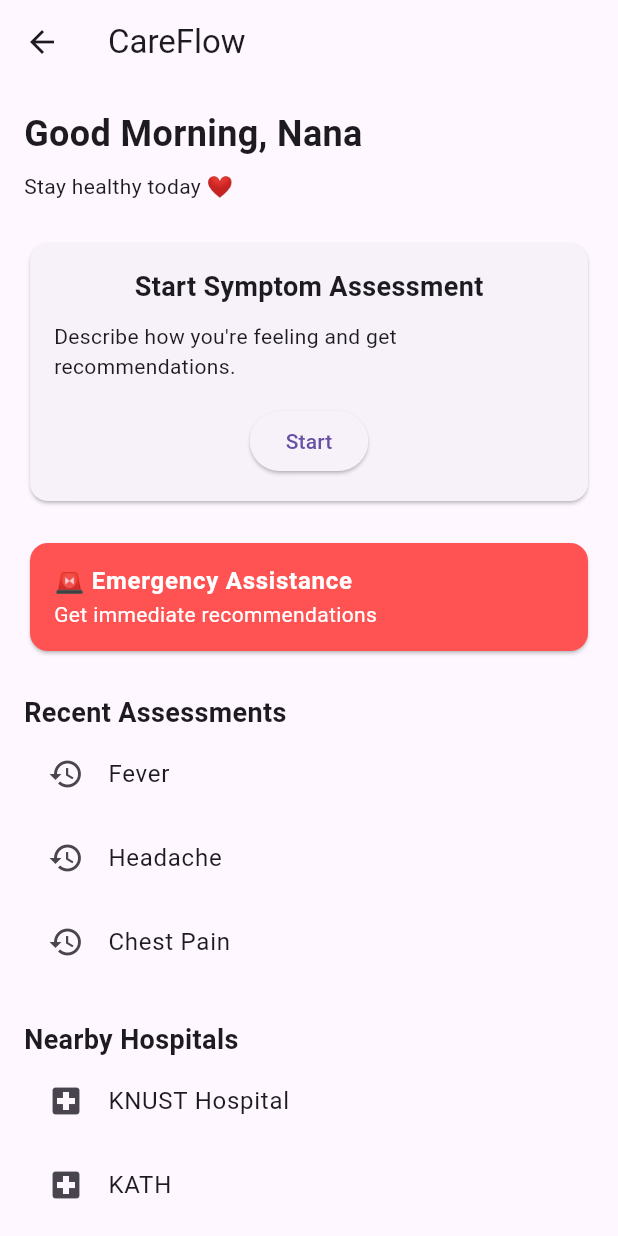
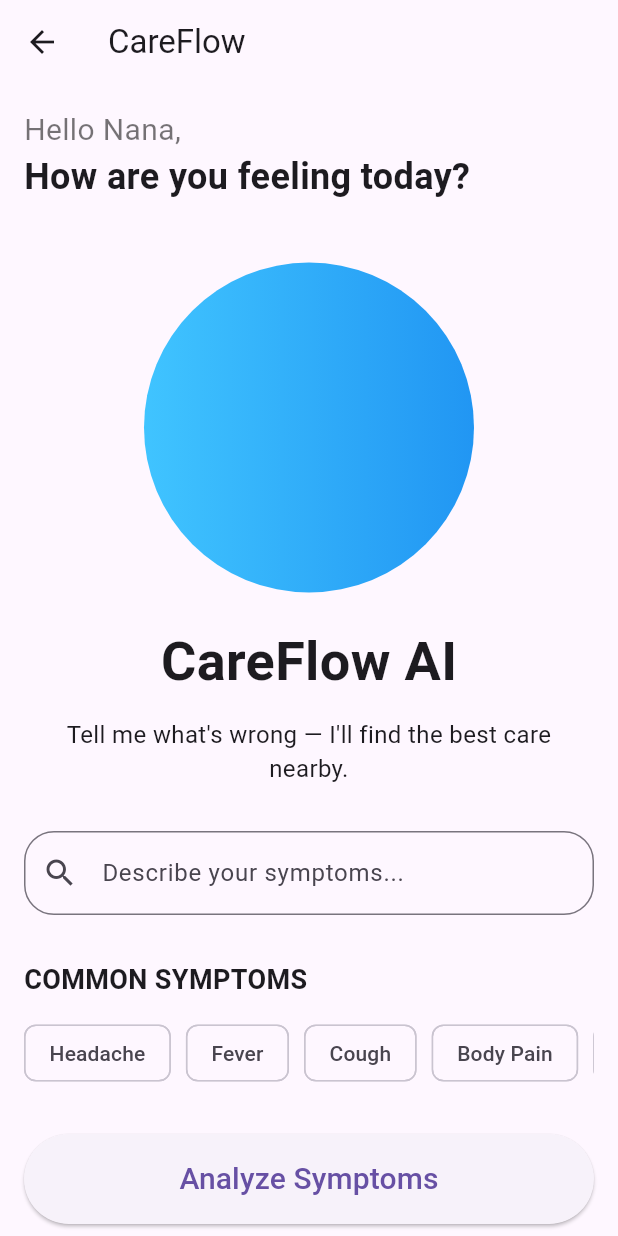
Before and after one commit to Sndapaah/careflow, a Flutter app: the HomeScreen screen opened by its route, on a phone screen of 412 x 824 dp. Run offline on Flutter 3.47's test engine with Material 3 defaults, Android fonts, the phone set to English and light mode, and no system bars.

Commit message:
Core Patient journey mapped out

```diff
--- a/frontend/careflow_app/lib/features/home/screens/home_screen.dart
+++ b/frontend/careflow_app/lib/features/home/screens/home_screen.dart
@@ -15,137 +15,156 @@ class HomeScreen extends StatelessWidget {
           crossAxisAlignment: CrossAxisAlignment.start,
           children: [
 
-            const Text(
-              "Good Morning, Nana",
-              style: TextStyle(
-                fontSize: 24,
-                fontWeight: FontWeight.bold,
-              ),
-            ),
+            Row(
+              mainAxisAlignment: MainAxisAlignment.spaceBetween,
+              children: [
 
-            const SizedBox(height: 8),
-
-            const Text(
-              "Stay healthy today ❤️",
-            ),
-
-            const SizedBox(height: 24),
-
-            Card(
-              child: Padding(
-                padding: const EdgeInsets.all(16),
-                child: Column(
+                const Column(
+                  crossAxisAlignment: CrossAxisAlignment.start,
                   children: [
 
-                    const Text(
-                      "Start Symptom Assessment",
+                    Text(
+                      "Hello Nana,",
                       style: TextStyle(
-                        fontSize: 18,
+                        fontSize: 20,
+                        color: Colors.black54,
+                      ),
+                    ),
+
+                    Text(
+                      "How are you feeling today?",
+                      style: TextStyle(
+                        fontSize: 24.0,
                         fontWeight: FontWeight.bold,
                       ),
                     ),
 
-                    const SizedBox(height: 10),
+                  ],
+                ),
 
-                    const Text(
-                      "Describe how you're feeling and get recommendations.",
-                    ),
+              ],
+            ),
 
-                    const SizedBox(height: 16),
+            const SizedBox(height: 40),
 
-                    ElevatedButton(
-                      onPressed: () {
-                        Navigator.pushNamed(
-                          context,
-                          '/symptoms',
-                        );
-                      },
-                      child: const Text("Start"),
-                    ),
-                  ],
+            Center(
+              child: Container(
+                width: 220,
+                height: 220,
+                decoration: BoxDecoration(
+                  shape: BoxShape.circle,
+                  gradient: LinearGradient(
+                    colors: [
+                      Colors.lightBlueAccent,
+                      Colors.blue,
+                    ],
+                  ),
                 ),
               ),
             ),
 
             const SizedBox(height: 20),
 
-            Card(
-              color: Colors.redAccent,
-              child: ListTile(
-                title: const Text(
-                  "🚨 Emergency Assistance",
-                  style: TextStyle(
-                    color: Colors.white,
-                    fontWeight: FontWeight.bold,
-                  ),
+            const Center(
+              child: Text(
+                "CareFlow AI",
+                style: TextStyle(
+                  fontSize: 36,
+                  fontWeight: FontWeight.bold,
                 ),
-                subtitle: const Text(
-                  "Get immediate recommendations",
-                  style: TextStyle(
-                    color: Colors.white,
-                  ),
-                ),
-                onTap: () {
-                  Navigator.pushNamed(
-                    context,
-                    '/recommendations',
-                  );
-                },
               ),
             ),
 
-            const SizedBox(height: 24),
+            const SizedBox(height: 12),
 
-            const Text(
-              "Recent Assessments",
-              style: TextStyle(
-                fontSize: 18,
-                fontWeight: FontWeight.bold,
+            const Center(
+              child: Text(
+                "Tell me what's wrong — I'll find the best care nearby.",
+                textAlign: TextAlign.center,
+                style: TextStyle(
+                  fontSize: 16,
+                ),
               ),
             ),
 
-            const ListTile(
-              leading: Icon(Icons.history),
-              title: Text("Fever"),
-            ),
+            const SizedBox(height: 30),
 
-            const ListTile(
-              leading: Icon(Icons.history),
-              title: Text("Headache"),
-            ),
-
-            const ListTile(
-              leading: Icon(Icons.history),
-              title: Text("Chest Pain"),
-            ),
-
-            const SizedBox(height: 24),
-
-            const Text(
-              "Nearby Hospitals",
-              style: TextStyle(
-                fontSize: 18,
-                fontWeight: FontWeight.bold,
+            TextField(
+              decoration: InputDecoration(
+                hintText: "Describe your symptoms...",
+                prefixIcon: Icon(Icons.search),
+                border: OutlineInputBorder(
+                  borderRadius: BorderRadius.circular(20),
+                ),
               ),
             ),
 
-            const ListTile(
-              leading: Icon(Icons.local_hospital),
-              title: Text("KNUST Hospital"),
+            const SizedBox(height: 30),
+
+            const Align(
+              alignment: Alignment.centerLeft,
+              child: Text(
+                "COMMON SYMPTOMS",
+                style: TextStyle(
+                  fontWeight: FontWeight.bold,
+                  fontSize: 18,
+                ),
+              ),
             ),
 
-            const ListTile(
-              leading: Icon(Icons.local_hospital),
-              title: Text("KATH"),
+            const SizedBox(height: 12),
+
+            SingleChildScrollView(
+              scrollDirection: Axis.horizontal,
+              child: Row(
+                children: [
+
+                  symptomChip("Headache"),
+                  symptomChip("Fever"),
+                  symptomChip("Cough"),
+                  symptomChip("Body Pain"),
+                  symptomChip("Malaria"),
+
+                ],
+              ),
             ),
 
-            const ListTile(
-              leading: Icon(Icons.local_hospital),
-              title: Text("University Hospital"),
+            const SizedBox(height: 30),
+
+            SizedBox(
+              width: double.infinity,
+              height: 60,
+              child: ElevatedButton(
+                onPressed: () {
+                  Navigator.pushNamed(
+                    context,
+                    '/analysis',
+                  );
+                },
+                child: const Text(
+                  "Analyze Symptoms",
+                  style: TextStyle(
+                    fontSize: 20,
+                  ),
+                ),
+              ),
             ),
+
           ],
         ),
       ),
     );
   }
+
+  Widget symptomChip(String text) {
+  return Container(
+    margin: const EdgeInsets.only(right: 10),
+    child: Chip(
+      label: Text(text),
+    ),
+  );
 }
+}
+// Future enhancement:
+// Navigator.pushNamed(context, '/symptoms');
+// Reserved for conversational AI assessment flow.
```
